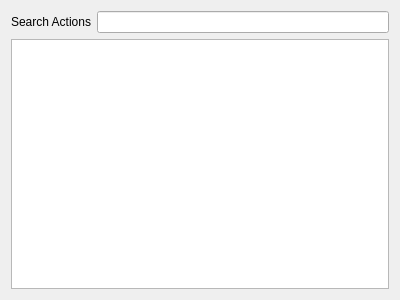
Above: RedPandaIDE/settingsdialog/environmentshortcutwidget.ui from royqh1979/RedPanda-CPP before the change. Below: the same form after it.
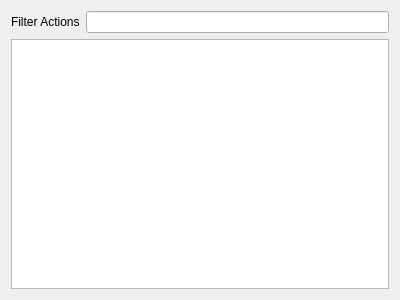
That is the form after the change.

Diff of the .ui file:
```diff
--- a/RedPandaIDE/settingsdialog/environmentshortcutwidget.ui
+++ b/RedPandaIDE/settingsdialog/environmentshortcutwidget.ui
@@ -32,7 +32,7 @@
       <item>
        <widget class="QLabel" name="label">
         <property name="text">
-         <string>Search Actions</string>
+         <string>Filter Actions</string>
         </property>
        </widget>
       </item>
```
